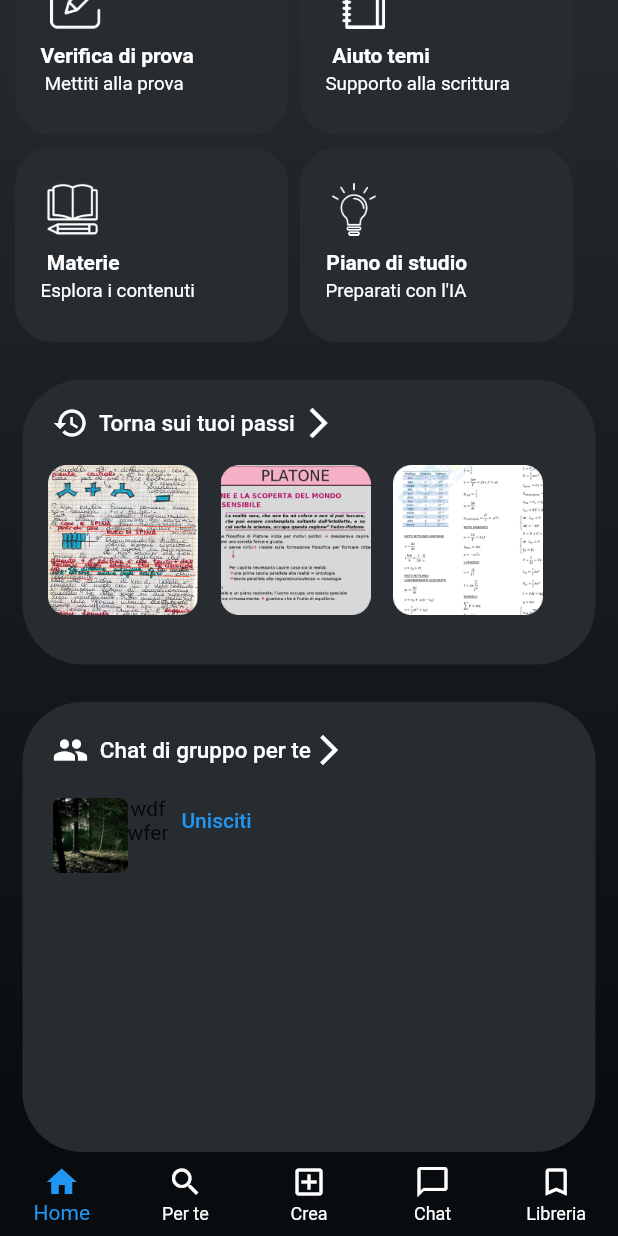
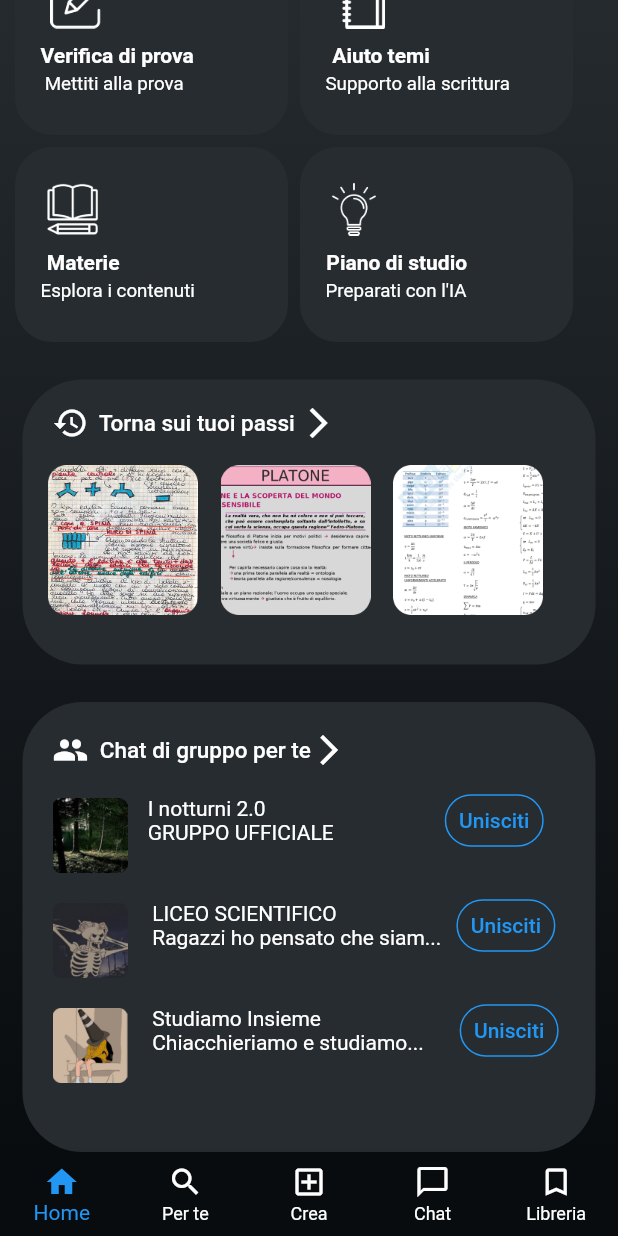
Before and after one commit to AresRebatto/knowunity_emu, a Flutter app: the screen it shows after launch, scrolled down 204 dp, on a phone screen of 412 x 824 dp. Run offline on Flutter 3.47's test engine with Material 2 defaults, Android fonts, the phone set to English and light mode, and no system bars.

Commit message:
Finish "Chatt di gruppo" section

```diff
--- a/lib/pages/home.dart
+++ b/lib/pages/home.dart
@@ -335,14 +335,76 @@ class HomePage extends StatelessWidget {
                       )
                     ]),
                   ),
+                  //Gruppo 1
                   Row(children: <Widget>[
                     Container(
-                      margin: EdgeInsets.only(left: 20, top: 20),
+                      margin:
+                          const EdgeInsets.only(left: 20, top: 20, right: 10.0),
                       height: 50,
                       child: Image.asset("assets/Bosco.png"),
                     ),
-                    Column(children: <Widget>[Text("wdf"), Text("wfer")]),
-                    TextButton(onPressed: () {}, child: Text("Unisciti"))
+                    const Text(" I notturni 2.0 \n GRUPPO UFFICIALE",
+                        style: TextStyle(
+                          color: Colors.white,
+                        )),
+                    Container(
+                        height: 35.0,
+                        decoration: BoxDecoration(
+                            borderRadius: BorderRadius.circular(25.0),
+                            border: Border.all(
+                              color: Colors.blue,
+                            )),
+                        margin: const EdgeInsets.only(left: 74.0),
+                        child: TextButton(
+                            onPressed: () {}, child: const Text("Unisciti")))
+                  ]),
+                  //Gruppo 2
+                  Row(children: <Widget>[
+                    Container(
+                      margin:
+                          const EdgeInsets.only(left: 20, top: 20, right: 13.0),
+                      height: 50,
+                      child: Image.asset("assets/PicGroups1.png"),
+                    ),
+                    const Text(
+                        " LICEO SCIENTIFICO \n Ragazzi ho pensato che siam...",
+                        style: TextStyle(
+                          color: Colors.white,
+                        )),
+                    Container(
+                        height: 35.0,
+                        decoration: BoxDecoration(
+                            borderRadius: BorderRadius.circular(25.0),
+                            border: Border.all(
+                              color: Colors.blue,
+                            )),
+                        margin: const EdgeInsets.only(left: 10.0),
+                        child: TextButton(
+                            onPressed: () {}, child: const Text("Unisciti")))
+                  ]),
+                  //Gruppo 3
+                  Row(children: <Widget>[
+                    Container(
+                      margin:
+                          const EdgeInsets.only(left: 20, top: 20, right: 13.0),
+                      height: 50,
+                      child: Image.asset("assets/PicGroups2.png"),
+                    ),
+                    const Text(
+                        " Studiamo Insieme \n Chiacchieriamo e studiamo...    ",
+                        style: TextStyle(
+                          color: Colors.white,
+                        )),
+                    Container(
+                        height: 35.0,
+                        decoration: BoxDecoration(
+                            borderRadius: BorderRadius.circular(25.0),
+                            border: Border.all(
+                              color: Colors.blue,
+                            )),
+                        margin: const EdgeInsets.only(left: 10.0),
+                        child: TextButton(
+                            onPressed: () {}, child: const Text("Unisciti")))
                   ]),
                 ])),
           ],
--- a/pubspec.yaml
+++ b/pubspec.yaml
@@ -72,6 +72,8 @@ flutter:
     - assets/appuntoDue.png
     - assets/appuntoTre.png
     - assets/Bosco.png
+    - assets/PicGroups1.png
+    - assets/PicGroups2.png
 
 
   # An image asset can refer to one or more resolution-specific "variants", see
```
Also changed, not shown: assets/PicGroups1.png (added), assets/PicGroups2.png (added).
